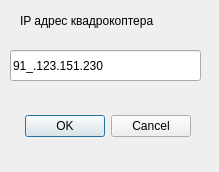
The window that connectdialog.ui (alkiz/Q1_Control_Panel) describes before a commit, drawn with Qt 5.
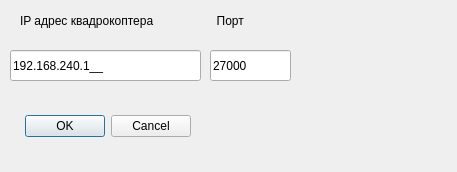
The same window after the commit.

What changed in the file:
```diff
--- a/connectdialog.ui
+++ b/connectdialog.ui
@@ -6,7 +6,7 @@
    <rect>
     <x>0</x>
     <y>0</y>
-    <width>219</width>
+    <width>457</width>
     <height>172</height>
    </rect>
   </property>
@@ -55,7 +55,39 @@
     <string>000.000.000.000;_</string>
    </property>
    <property name="text">
-    <string>91.123.151.230</string>
+    <string>192.168.240.1</string>
+   </property>
+  </widget>
+  <widget class="QLineEdit" name="port_Edit">
+   <property name="geometry">
+    <rect>
+     <x>210</x>
+     <y>50</y>
+     <width>81</width>
+     <height>31</height>
+    </rect>
+   </property>
+   <property name="inputMask">
+    <string/>
+   </property>
+   <property name="text">
+    <string>27000</string>
+   </property>
+   <property name="clearButtonEnabled">
+    <bool>false</bool>
+   </property>
+  </widget>
+  <widget class="QLabel" name="label_2">
+   <property name="geometry">
+    <rect>
+     <x>210</x>
+     <y>10</y>
+     <width>51</width>
+     <height>21</height>
+    </rect>
+   </property>
+   <property name="text">
+    <string>  Порт</string>
    </property>
   </widget>
  </widget>
```
